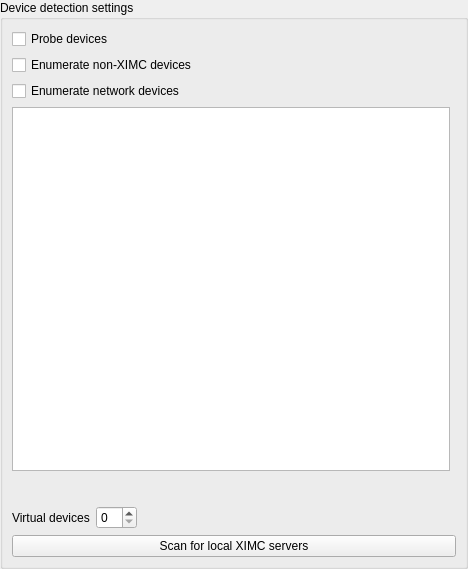
The window that src/pageprogramconfig.ui (EPC-MSU/XILab) describes before a commit, drawn with Qt 5.
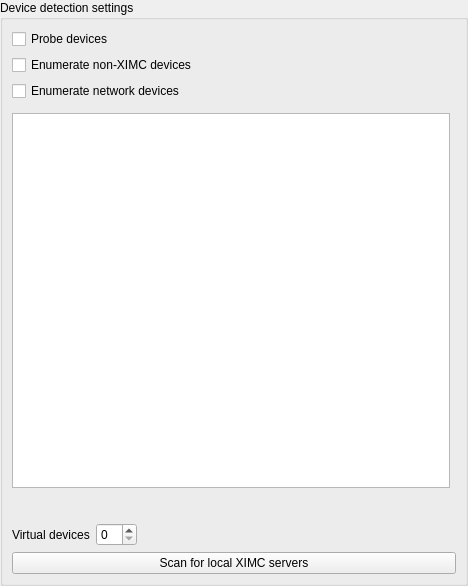
The same window after the commit.

Commit message: Bug #77616 adjust the height of the fields in the "Settings" window

```diff
--- a/src/pageprogramconfig.ui
+++ b/src/pageprogramconfig.ui
@@ -7,7 +7,7 @@
     <x>0</x>
     <y>0</y>
     <width>468</width>
-    <height>569</height>
+    <height>586</height>
    </rect>
   </property>
   <property name="windowTitle">
@@ -28,6 +28,12 @@
    </property>
    <item row="0" column="0">
     <widget class="QGroupBox" name="DeviceDetSetBox">
+     <property name="sizePolicy">
+      <sizepolicy hsizetype="Preferred" vsizetype="Preferred">
+       <horstretch>0</horstretch>
+       <verstretch>0</verstretch>
+      </sizepolicy>
+     </property>
      <property name="title">
       <string>Device detection settings</string>
      </property>
@@ -56,7 +62,28 @@
          <property name="bottomMargin">
           <number>0</number>
          </property>
-         <item row="8" column="0">
+         <item row="1" column="0">
+          <widget class="QCheckBox" name="NonXimcBox">
+           <property name="text">
+            <string>Enumerate non-XIMC devices</string>
+           </property>
+          </widget>
+         </item>
+         <item row="6" column="0" colspan="2">
+          <widget class="QCheckBox" name="networkChk">
+           <property name="text">
+            <string>Enumerate network devices</string>
+           </property>
+          </widget>
+         </item>
+         <item row="0" column="0" colspan="2">
+          <widget class="QCheckBox" name="ProbeDevBox">
+           <property name="text">
+            <string>Probe devices</string>
+           </property>
+          </widget>
+         </item>
+         <item row="9" column="0">
           <widget class="QFrame" name="frame_2">
            <layout class="QHBoxLayout" name="horizontalLayout_2">
             <property name="leftMargin">
@@ -97,35 +124,7 @@
            </layout>
           </widget>
          </item>
-         <item row="0" column="0" colspan="2">
-          <widget class="QCheckBox" name="ProbeDevBox">
-           <property name="text">
-            <string>Probe devices</string>
-           </property>
-          </widget>
-         </item>
-         <item row="9" column="0" colspan="2">
-          <widget class="QPushButton" name="detectBtn">
-           <property name="text">
-            <string>Scan for local XIMC servers</string>
-           </property>
-          </widget>
-         </item>
-         <item row="6" column="0" colspan="2">
-          <widget class="QCheckBox" name="networkChk">
-           <property name="text">
-            <string>Enumerate network devices</string>
-           </property>
-          </widget>
-         </item>
-         <item row="1" column="0">
-          <widget class="QCheckBox" name="NonXimcBox">
-           <property name="text">
-            <string>Enumerate non-XIMC devices</string>
-           </property>
-          </widget>
-         </item>
-         <item row="7" column="0">
+         <item row="8" column="0">
           <layout class="QVBoxLayout" name="verticalLayout">
            <item>
             <widget class="QTableWidget" name="tableWidget">
@@ -138,6 +137,18 @@
              <property name="alternatingRowColors">
               <bool>true</bool>
              </property>
+             <property name="rowCount">
+              <number>0</number>
+             </property>
+             <property name="columnCount">
+              <number>0</number>
+             </property>
+             <attribute name="horizontalHeaderMinimumSectionSize">
+              <number>31</number>
+             </attribute>
+             <attribute name="verticalHeaderDefaultSectionSize">
+              <number>20</number>
+             </attribute>
             </widget>
            </item>
            <item>
@@ -161,6 +172,32 @@
            </item>
           </layout>
          </item>
+         <item row="7" column="0">
+          <spacer name="verticalSpacer">
+           <property name="orientation">
+            <enum>Qt::Vertical</enum>
+           </property>
+           <property name="sizeType">
+            <enum>QSizePolicy::Fixed</enum>
+           </property>
+           <property name="sizeHint" stdset="0">
+            <size>
+             <width>20</width>
+             <height>6</height>
+            </size>
+           </property>
+          </spacer>
+         </item>
+         <item row="10" column="0" colspan="2">
+          <widget class="QPushButton" name="detectBtn">
+           <property name="enabled">
+            <bool>true</bool>
+           </property>
+           <property name="text">
+            <string>Scan for local XIMC servers</string>
+           </property>
+          </widget>
+         </item>
         </layout>
        </widget>
       </item>
```
